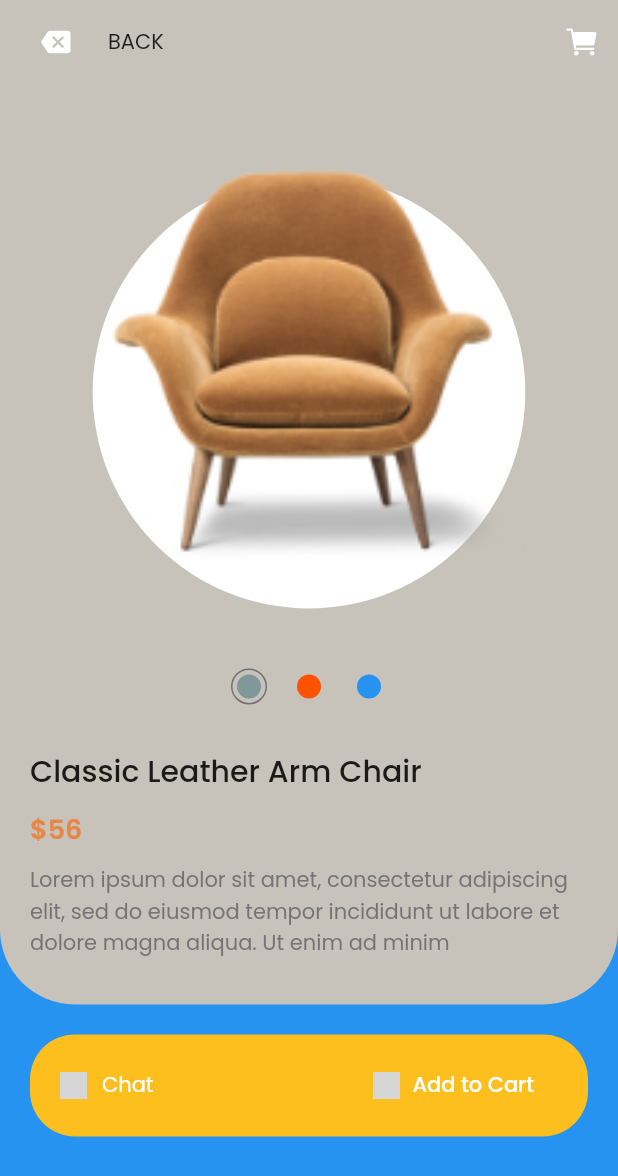
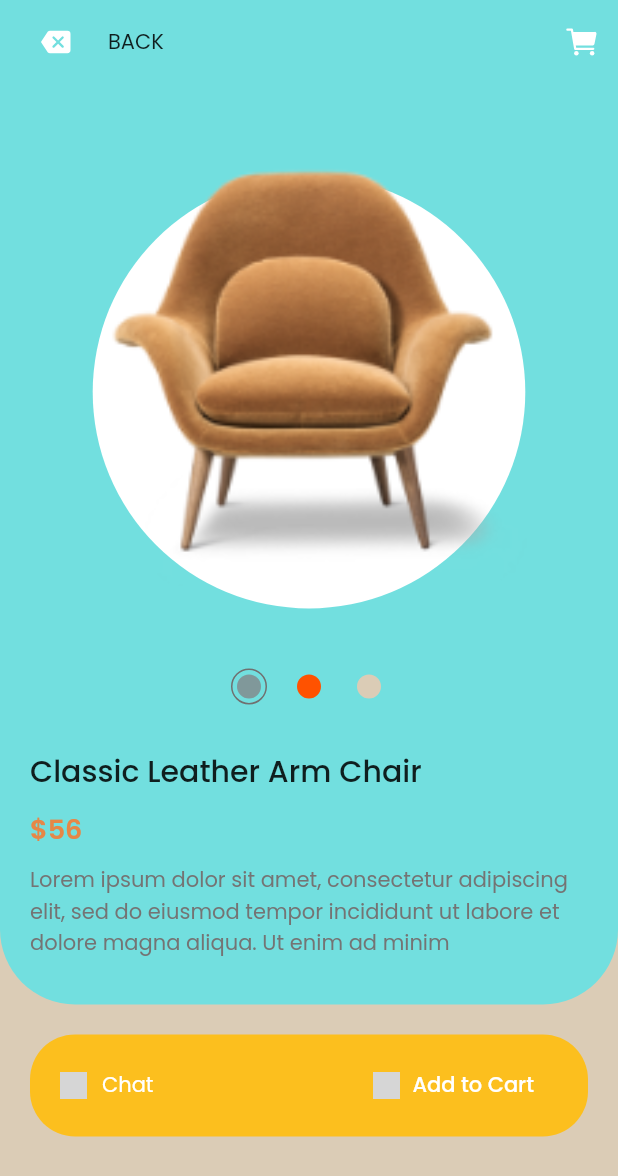
Before and after one commit to MarcelliaNr20200120003/catalog_furniture, a Flutter app: the DetailsScreen screen opened directly with sample values from the repository, on a phone screen of 412 x 824 dp. Shown: the top 1176 px of the screen. Run offline on Flutter 3.47's test engine with Material 2 defaults, Android fonts, the phone set to English and light mode, and no system bars; our stand-ins replace carousel_slider, get, google_fonts, ionicons; grey boxes are pictures that could not be loaded.

Commit message:
update warna

```diff
--- a/lib/constants.dart
+++ b/lib/constants.dart
@@ -1,8 +1,8 @@
 import 'package:flutter/material.dart';
 
 // list of colors that we use in our app
-const kBackgroundColor = Color.fromARGB(255, 199, 195, 186);
-const kPrimaryColor = Color.fromARGB(255, 38, 147, 241);
+const kBackgroundColor = Color.fromARGB(255, 114, 223, 223);
+const kPrimaryColor = Color.fromARGB(255, 219, 204, 182);
 const kSecondaryColor = Color.fromARGB(255, 230, 135, 71);
 const kTextColor = Color(0xFF000839);
 const kTextLightColor = Color(0xFF747474);
```
